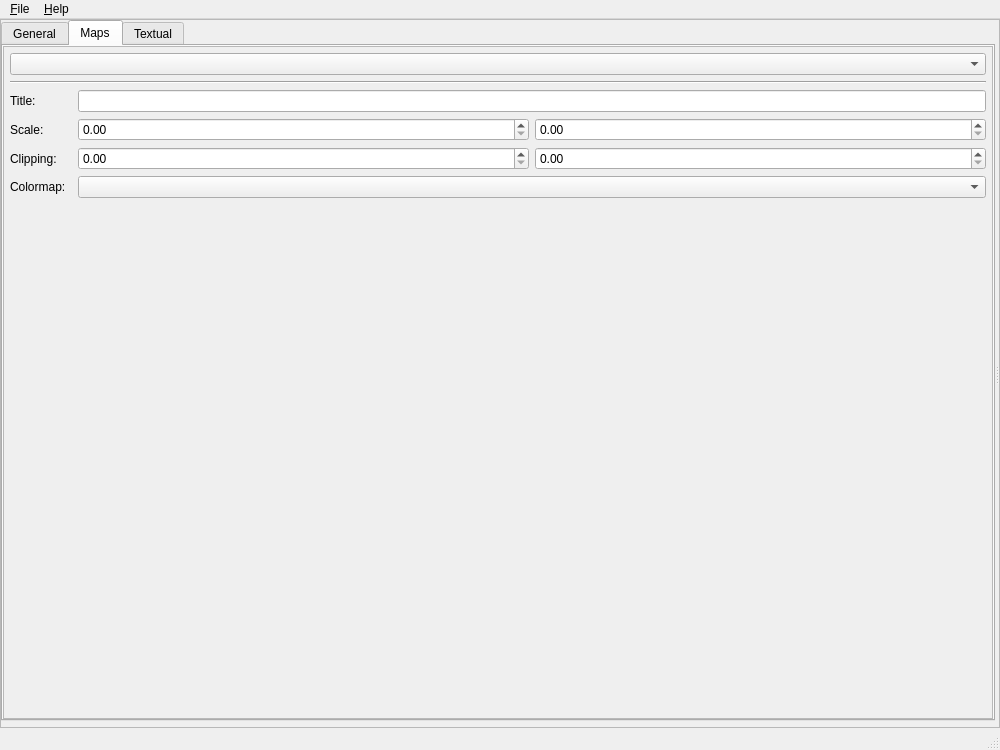
Old version of the form mdt/data/qt_designs/maps_visualizer/MainWindow.ui in the repository robbert-harms/MDT.
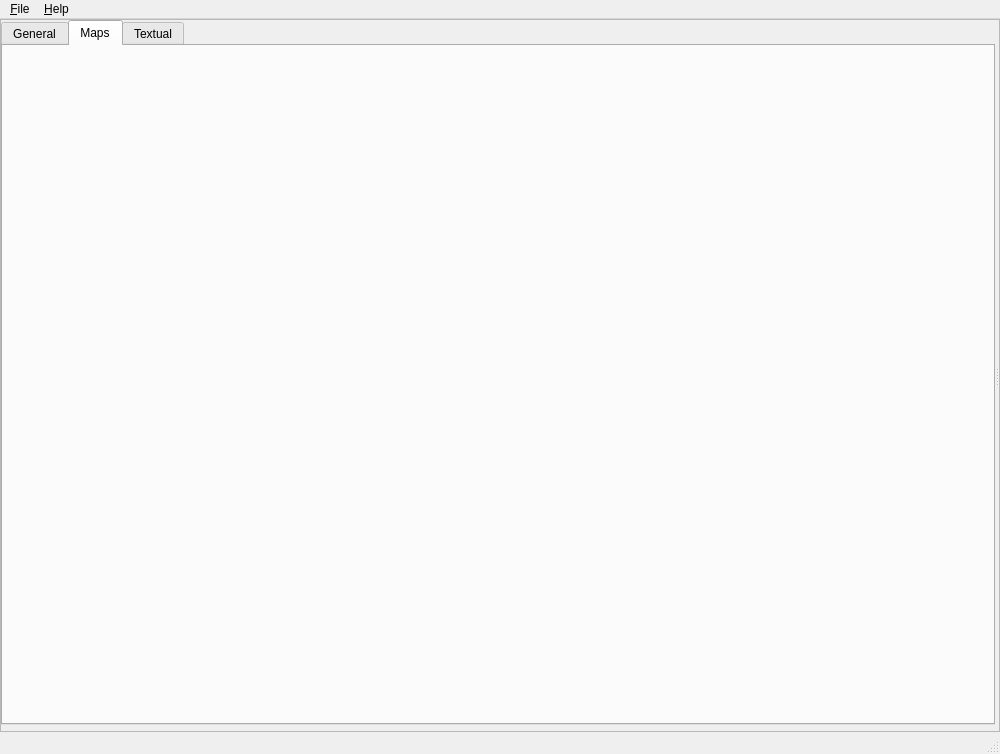
New version of the form. The open tabs and pages were chosen to show the change. Icons and pictures are not drawn. Custom widgets are drawn as their Qt base class.

The edit to the form file:
```diff
--- a/mdt/data/qt_designs/maps_visualizer/MainWindow.ui
+++ b/mdt/data/qt_designs/maps_visualizer/MainWindow.ui
@@ -7,7 +7,7 @@
     <x>0</x>
     <y>0</y>
     <width>1000</width>
-    <height>750</height>
+    <height>754</height>
    </rect>
   </property>
   <property name="windowTitle">
@@ -141,122 +141,11 @@
                 <number>0</number>
                </property>
                <item row="0" column="0">
-                <widget class="QScrollArea" name="scrollArea_2">
-                 <property name="horizontalScrollBarPolicy">
-                  <enum>Qt::ScrollBarAlwaysOff</enum>
+                <layout class="QGridLayout" name="mapSpecificTabPosition">
+                 <property name="spacing">
+                  <number>0</number>
                  </property>
-                 <property name="widgetResizable">
-                  <bool>true</bool>
-                 </property>
-                 <widget class="QWidget" name="scrollAreaWidgetContents_2">
-                  <property name="geometry">
-                   <rect>
-                    <x>0</x>
-                    <y>0</y>
-                    <width>977</width>
-                    <height>657</height>
-                   </rect>
-                  </property>
-                  <layout class="QGridLayout" name="gridLayout_8" rowstretch="0,0,0,0,0,0,0,0,0">
-                   <property name="leftMargin">
-                    <number>6</number>
-                   </property>
-                   <property name="topMargin">
-                    <number>6</number>
-                   </property>
-                   <property name="rightMargin">
-                    <number>6</number>
-                   </property>
-                   <property name="bottomMargin">
-                    <number>6</number>
-                   </property>
-                   <property name="spacing">
-                    <number>6</number>
-                   </property>
-                   <item row="0" column="0" colspan="3">
-                    <widget class="QComboBox" name="comboBox"/>
-                   </item>
-                   <item row="5" column="2">
-                    <layout class="QHBoxLayout" name="horizontalLayout_2">
-                     <item>
-                      <widget class="QDoubleSpinBox" name="doubleSpinBox_3"/>
-                     </item>
-                     <item>
-                      <widget class="QDoubleSpinBox" name="doubleSpinBox_4"/>
-                     </item>
-                    </layout>
-                   </item>
-                   <item row="8" column="0">
-                    <spacer name="verticalSpacer">
-                     <property name="orientation">
-                      <enum>Qt::Vertical</enum>
-                     </property>
-                     <property name="sizeHint" stdset="0">
-                      <size>
-                       <width>20</width>
-                       <height>40</height>
-                      </size>
-                     </property>
-                    </spacer>
-                   </item>
-                   <item row="2" column="2">
-                    <widget class="QLineEdit" name="lineEdit"/>
-                   </item>
-                   <item row="4" column="2">
-                    <layout class="QHBoxLayout" name="horizontalLayout">
-                     <item>
-                      <widget class="QDoubleSpinBox" name="doubleSpinBox_2">
-                       <property name="specialValueText">
-                        <string/>
-                       </property>
-                      </widget>
-                     </item>
-                     <item>
-                      <widget class="QDoubleSpinBox" name="doubleSpinBox"/>
-                     </item>
-                    </layout>
-                   </item>
-                   <item row="4" column="0">
-                    <widget class="QLabel" name="label_10">
-                     <property name="text">
-                      <string>Scale:</string>
-                     </property>
-                    </widget>
-                   </item>
-                   <item row="2" column="0">
-                    <widget class="QLabel" name="label_8">
-                     <property name="text">
-                      <string>Title:</string>
-                     </property>
-                    </widget>
-                   </item>
-                   <item row="5" column="0">
-                    <widget class="QLabel" name="label_11">
-                     <property name="text">
-                      <string>Clipping:</string>
-                     </property>
-                    </widget>
-                   </item>
-                   <item row="1" column="0" colspan="3">
-                    <widget class="Line" name="line">
-                     <property name="orientation">
-                      <enum>Qt::Horizontal</enum>
-                     </property>
-                    </widget>
-                   </item>
-                   <item row="6" column="0">
-                    <widget class="QLabel" name="label_9">
-                     <property name="text">
-                      <string>Colormap:</string>
-                     </property>
-                    </widget>
-                   </item>
-                   <item row="6" column="2">
-                    <widget class="QComboBox" name="comboBox_2"/>
-                   </item>
-                  </layout>
-                 </widget>
-                </widget>
+                </layout>
                </item>
               </layout>
              </widget>
@@ -266,7 +155,11 @@
               </attribute>
               <layout class="QGridLayout" name="gridLayout_9">
                <item row="0" column="0">
-                <widget class="TextConfigEditor" name="textConfigEdit"/>
+                <layout class="QGridLayout" name="textInfoTabPosition">
+                 <property name="spacing">
+                  <number>0</number>
+                 </property>
+                </layout>
                </item>
               </layout>
              </widget>
@@ -359,13 +252,6 @@
    </property>
   </action>
  </widget>
- <customwidgets>
-  <customwidget>
-   <class>TextConfigEditor</class>
-   <extends>QPlainTextEdit</extends>
-   <header>..widgets</header>
-  </customwidget>
- </customwidgets>
  <tabstops>
   <tabstop>commandTabs</tabstop>
   <tabstop>lineEdit</tabstop>
```
Left out of the diff: 9 changed lines with no effect on the pictures.
